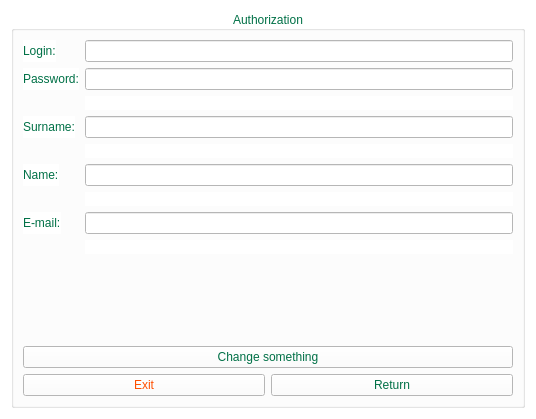
First picture: the form in lms/accountinfo.ui, repository gquence/qt_-course_work, before the edit.
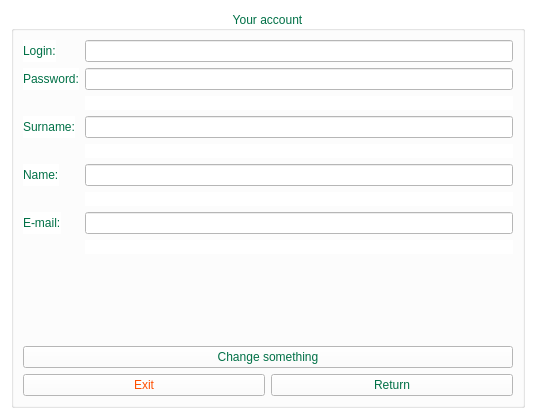
Second picture: the form after the edit.

The edit to the form file:
```diff
--- a/lms/accountinfo.ui
+++ b/lms/accountinfo.ui
@@ -26,7 +26,7 @@
       <string notr="true"/>
      </property>
      <property name="title">
-      <string>Authorization</string>
+      <string>Your account</string>
      </property>
      <property name="alignment">
       <set>Qt::AlignCenter</set>
```
